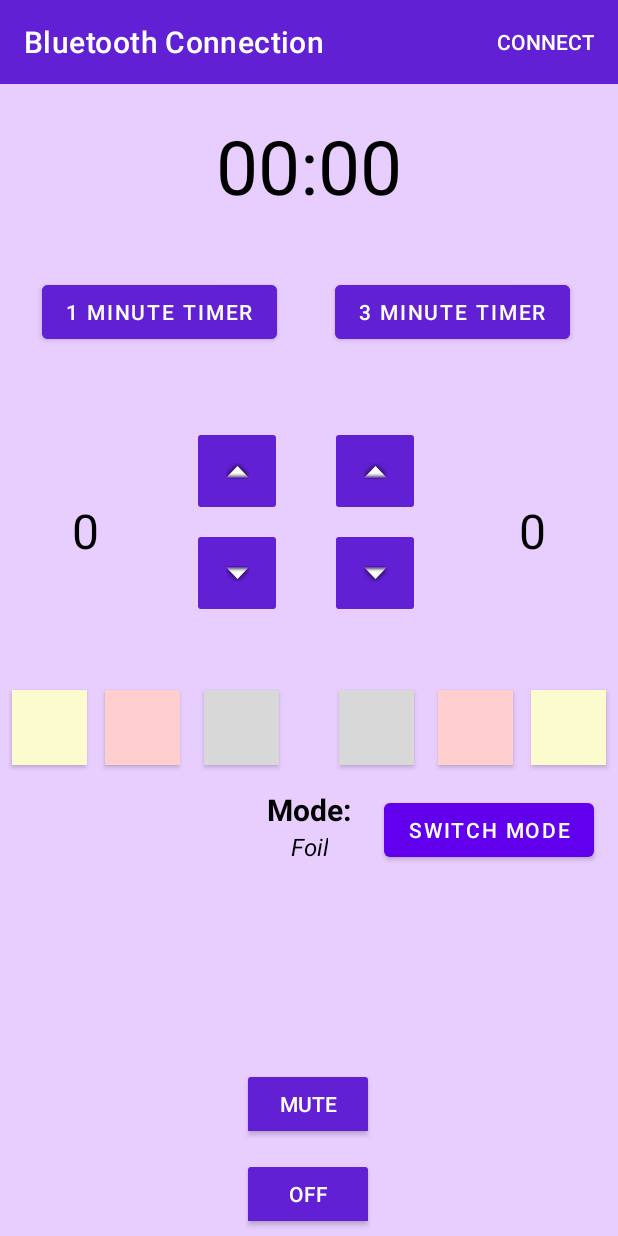
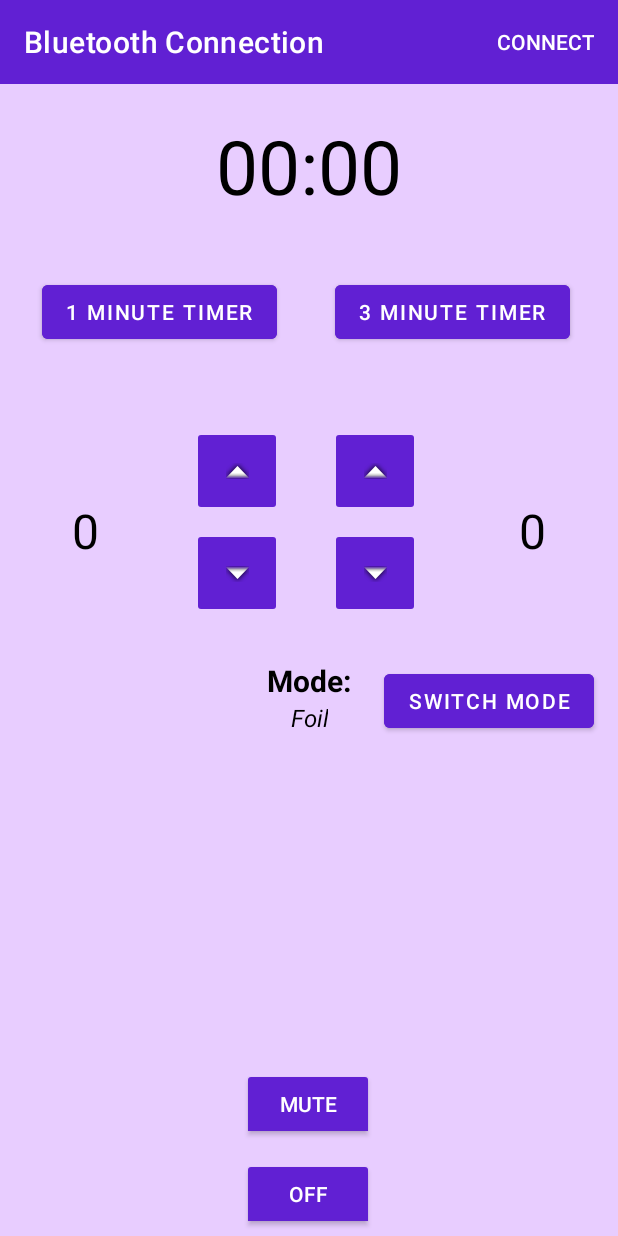
Before and after one commit to konnor-s/FencingScoringDevice, an Android app: the screen it shows after launch (MainActivity), on a phone screen of 412 x 824 dp. Run offline under Robolectric (Android 15) with nearby library versions, the light colour scheme and no system bars.

Commit message:
Communication between arduino, remote, and app
Added functionality to all the commands between the remote, app, and arduino.
Made it so the app doesn't crash when trying to press buttons without connecting to bluetooth first.
Removed penalty buttons.
Added timer to the arduino.

```diff
--- a/FencingRemoteController/app/src/main/res/layout/activity_main.xml
+++ b/FencingRemoteController/app/src/main/res/layout/activity_main.xml
@@ -48,11 +48,12 @@
         app:layout_constraintStart_toStartOf="parent"
         app:layout_constraintTop_toBottomOf="@+id/textView5" />
 
+
     <TextView
         android:id="@+id/textView5"
         android:layout_width="wrap_content"
         android:layout_height="wrap_content"
-        android:layout_marginTop="16dp"
+        android:layout_marginTop="440dp"
         android:text="@string/mode"
         android:textAlignment="center"
         android:textColor="#000000"
@@ -60,67 +61,7 @@
         android:textStyle="bold"
         app:layout_constraintEnd_toEndOf="parent"
         app:layout_constraintStart_toStartOf="parent"
-        app:layout_constraintTop_toBottomOf="@+id/black1" />
-
-    <ToggleButton
-        android:id="@+id/black2"
-        android:layout_width="50dp"
-        android:layout_height="50dp"
-        android:layout_marginTop="48dp"
-        android:layout_marginEnd="16dp"
-        android:background="#D8D8D8"
-        android:textOff="@string/penalty"
-        android:textOn="@string/penalty"
-        app:layout_constraintEnd_toStartOf="@+id/red2"
-        app:layout_constraintTop_toBottomOf="@+id/decrement1" />
-
-    <ToggleButton
-        android:id="@+id/black1"
-        android:layout_width="50dp"
-        android:layout_height="50dp"
-        android:layout_marginStart="16dp"
-        android:layout_marginTop="48dp"
-        android:background="#D8D8D8"
-        android:textOff="@string/penalty"
-        android:textOn="@string/penalty"
-        app:layout_constraintStart_toEndOf="@+id/red1"
-        app:layout_constraintTop_toBottomOf="@+id/decrement1" />
-
-    <ToggleButton
-        android:id="@+id/red2"
-        android:layout_width="50dp"
-        android:layout_height="50dp"
-        android:layout_marginTop="48dp"
-        android:layout_marginEnd="12dp"
-        android:background="#FFCECE"
-        android:textOff="@string/penalty"
-        android:textOn="@string/penalty"
-        app:layout_constraintEnd_toStartOf="@+id/yellow2"
-        app:layout_constraintTop_toBottomOf="@+id/decrement1" />
-
-    <ToggleButton
-        android:id="@+id/red1"
-        android:layout_width="50dp"
-        android:layout_height="50dp"
-        android:layout_marginStart="12dp"
-        android:layout_marginTop="48dp"
-        android:background="#FFCECE"
-        android:textOff="@string/penalty"
-        android:textOn="@string/penalty"
-        app:layout_constraintStart_toEndOf="@+id/yellow1"
-        app:layout_constraintTop_toBottomOf="@+id/decrement1" />
-
-    <ToggleButton
-        android:id="@+id/yellow2"
-        android:layout_width="50dp"
-        android:layout_height="50dp"
-        android:layout_marginTop="48dp"
-        android:layout_marginEnd="8dp"
-        android:background="#FBFBCE"
-        android:textOff="@string/penalty"
-        android:textOn="@string/penalty"
-        app:layout_constraintEnd_toEndOf="parent"
-        app:layout_constraintTop_toBottomOf="@+id/decrement2" />
+        app:layout_constraintTop_toTopOf="parent" />
 
     <ImageButton
         android:id="@+id/decrement2"
@@ -222,17 +163,6 @@
         app:layout_constraintEnd_toEndOf="parent"
         app:layout_constraintTop_toBottomOf="@+id/timer3" />
 
-    <ToggleButton
-        android:id="@+id/yellow1"
-        android:layout_width="50dp"
-        android:layout_height="50dp"
-        android:layout_marginStart="8dp"
-        android:layout_marginTop="48dp"
-        android:background="#FBFBCE"
-        android:textOff="@string/penalty"
-        android:textOn="@string/penalty"
-        app:layout_constraintStart_toStartOf="parent"
-        app:layout_constraintTop_toBottomOf="@+id/decrement1" />
 
     <ImageButton
         android:id="@+id/increment1"
@@ -279,11 +209,13 @@
         android:id="@+id/modeButton"
         android:layout_width="wrap_content"
         android:layout_height="wrap_content"
-        android:text="Switch Mode"
+        android:text="@string/switch_mode"
         app:layout_constraintBottom_toBottomOf="@+id/textView5"
         app:layout_constraintEnd_toEndOf="parent"
         app:layout_constraintHorizontal_bias="0.94"
         app:layout_constraintStart_toStartOf="parent"
-        app:layout_constraintTop_toBottomOf="@+id/textView5" />
+        app:layout_constraintTop_toBottomOf="@+id/textView5"
+        android:textColor="#ffffff"
+        android:backgroundTint="#6120D3"/>
 
 </androidx.constraintlayout.widget.ConstraintLayout>
--- a/FencingRemoteController/app/src/main/res/values/strings.xml
+++ b/FencingRemoteController/app/src/main/res/values/strings.xml
@@ -20,4 +20,5 @@
     <string name="penalty"></string>
     <string name="on">On</string>
     <string name="off">Off</string>
+    <string name="switch_mode">Switch Mode</string>
 </resources>
```
Also changed, not shown: FencingRemoteController/app/src/main/java/com/example/fencingremotecontroller/MainActivity.java (+125 -97 lines), 1 other file.
